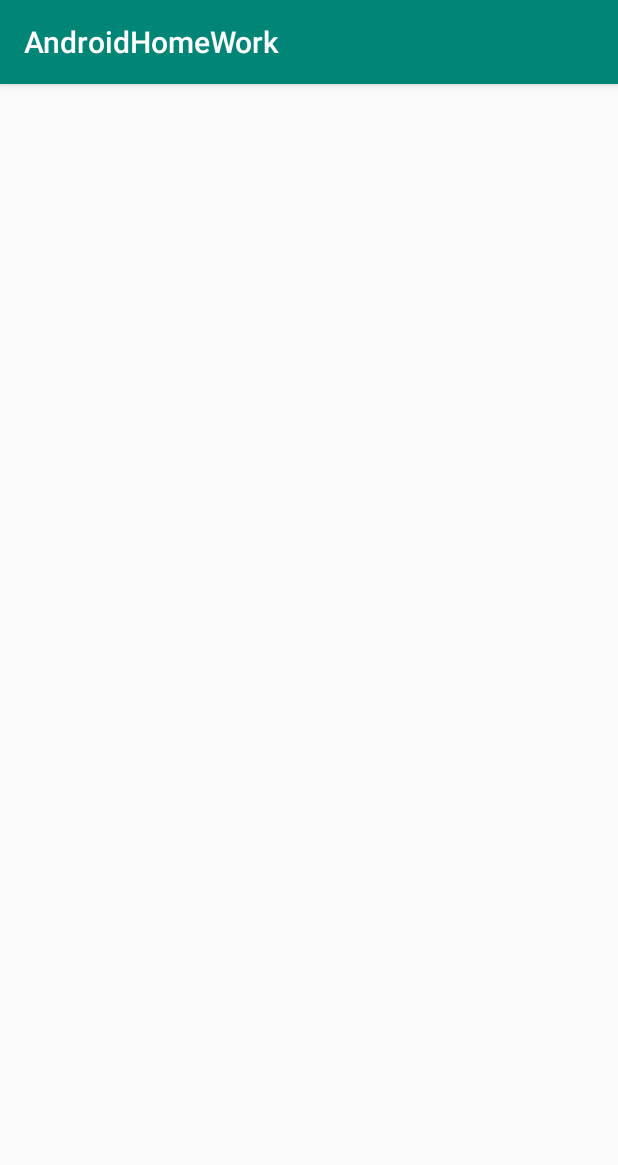
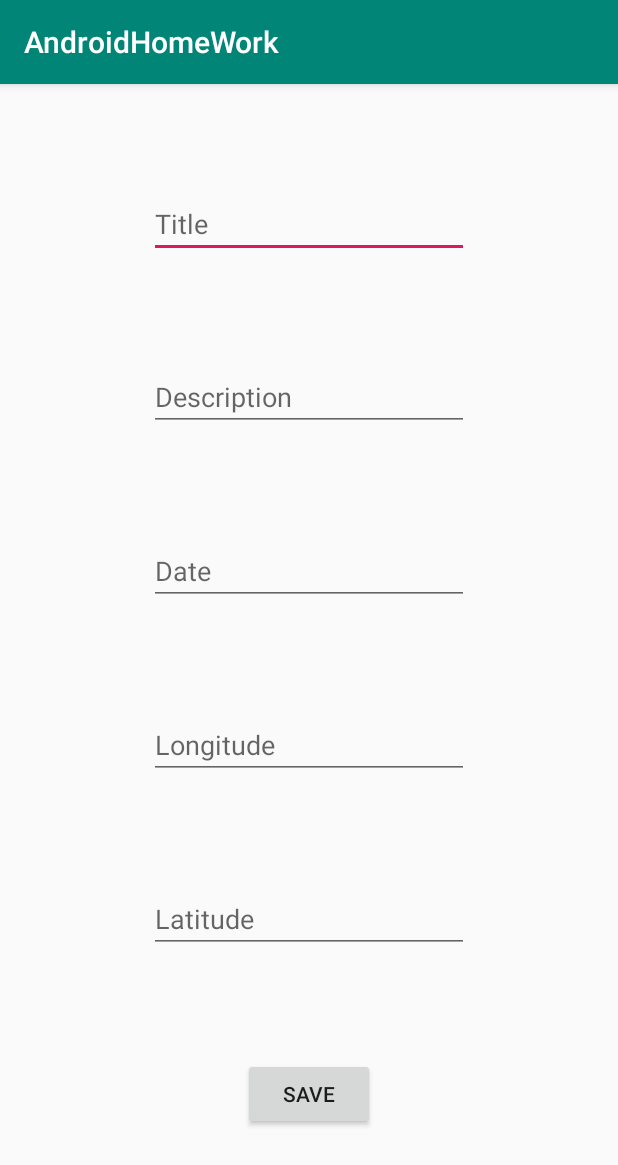
Before and after one commit to DinaShafeeva/AndroidHomeWork, an Android app: the SecondActivity screen opened directly, with no data from a screen before it, on a phone screen of 412 x 824 dp. Shown: the top 1165 px of the screen. Run offline under Robolectric (Android 15) with nearby library versions, the phone set to English and light mode, and no system bars.

Commit message:
Добавила верстку второго экрана

```diff
--- a/app/src/main/res/layout/activity_second.xml
+++ b/app/src/main/res/layout/activity_second.xml
@@ -1,8 +1,83 @@
 <?xml version="1.0" encoding="utf-8"?>
 <androidx.constraintlayout.widget.ConstraintLayout xmlns:android="http://schemas.android.com/apk/res/android"
+        xmlns:app="http://schemas.android.com/apk/res-auto"
         xmlns:tools="http://schemas.android.com/tools"
         android:layout_width="match_parent"
         android:layout_height="match_parent"
         tools:context=".SecondActivity">
 
+    <EditText
+            android:id="@+id/et_title"
+            android:layout_width="wrap_content"
+            android:layout_height="wrap_content"
+            android:ems="10"
+            android:hint="Title"
+            android:inputType="textPersonName"
+            app:layout_constraintBottom_toTopOf="@id/et_description"
+            app:layout_constraintEnd_toEndOf="parent"
+            app:layout_constraintHorizontal_bias="0.5"
+            app:layout_constraintStart_toStartOf="parent"
+            app:layout_constraintTop_toTopOf="parent" />
+
+    <EditText
+            android:id="@+id/et_description"
+            android:layout_width="wrap_content"
+            android:layout_height="wrap_content"
+            android:ems="10"
+            android:hint="Description"
+            android:inputType="textPersonName"
+            app:layout_constraintBottom_toTopOf="@id/et_date"
+            app:layout_constraintEnd_toEndOf="parent"
+            app:layout_constraintHorizontal_bias="0.5"
+            app:layout_constraintStart_toStartOf="parent"
+            app:layout_constraintTop_toBottomOf="@id/et_title" />
+
+    <EditText
+            android:id="@+id/et_date"
+            android:layout_width="wrap_content"
+            android:layout_height="wrap_content"
+            android:ems="10"
+            android:hint="Date"
+            android:inputType="textPersonName"
+            app:layout_constraintBottom_toTopOf="@id/et_longitude"
+            app:layout_constraintEnd_toEndOf="parent"
+            app:layout_constraintHorizontal_bias="0.5"
+            app:layout_constraintStart_toStartOf="parent"
+            app:layout_constraintTop_toBottomOf="@id/et_description" />
+
+    <EditText
+            android:id="@+id/et_longitude"
+            android:layout_width="wrap_content"
+            android:layout_height="wrap_content"
+            android:ems="10"
+            android:hint="Longitude"
+            android:inputType="textPersonName"
+            app:layout_constraintBottom_toTopOf="@id/et_latitude"
+            app:layout_constraintEnd_toEndOf="parent"
+            app:layout_constraintHorizontal_bias="0.5"
+            app:layout_constraintStart_toStartOf="parent"
+            app:layout_constraintTop_toBottomOf="@id/et_date" />
+
+    <EditText
+            android:id="@+id/et_latitude"
+            android:layout_width="wrap_content"
+            android:layout_height="wrap_content"
+            android:ems="10"
+            android:hint="Latitude"
+            android:inputType="textPersonName"
+            app:layout_constraintBottom_toTopOf="@id/btn_save"
+            app:layout_constraintEnd_toEndOf="parent"
+            app:layout_constraintHorizontal_bias="0.5"
+            app:layout_constraintStart_toStartOf="parent"
+            app:layout_constraintTop_toBottomOf="@id/et_longitude" />
+
+    <Button
+            android:id="@+id/btn_save"
+            android:layout_width="wrap_content"
+            android:layout_height="wrap_content"
+            android:text="Save"
+            app:layout_constraintBottom_toBottomOf="parent"
+            app:layout_constraintEnd_toEndOf="parent"
+            app:layout_constraintStart_toStartOf="parent"
+            app:layout_constraintTop_toBottomOf="@id/et_latitude" />
 </androidx.constraintlayout.widget.ConstraintLayout>
```
